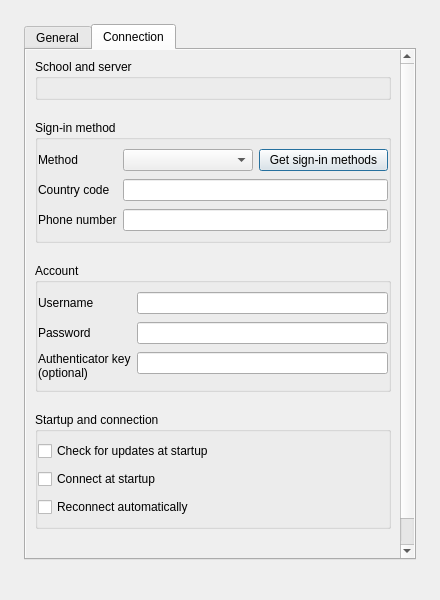
The window that presentation/dialogs/settingwindow/settingwindow.ui (wtalioy/JustConnect) describes before a commit, drawn with Qt 5.
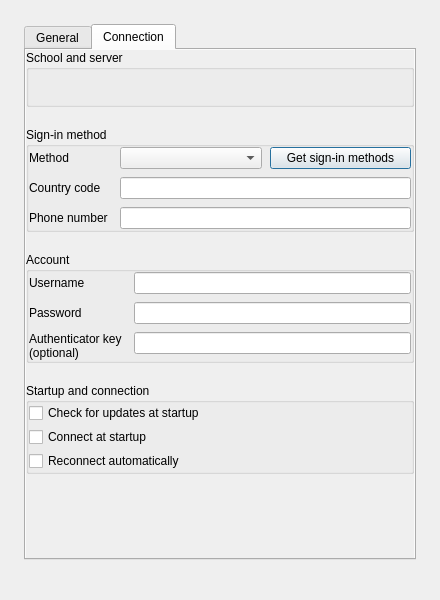
The same window after the commit. The open tabs and pages were chosen to show the change. Icons and pictures are not drawn.

Commit message: refactor: unify page spacing and settings field alignment

The edit to the form file:
```diff
--- a/presentation/dialogs/settingwindow/settingwindow.ui
+++ b/presentation/dialogs/settingwindow/settingwindow.ui
@@ -59,6 +59,15 @@
            <property name="rightMargin">
             <number>0</number>
            </property>
+           <property name="topMargin">
+            <number>0</number>
+           </property>
+           <property name="bottomMargin">
+            <number>0</number>
+           </property>
+           <property name="spacing">
+            <number>12</number>
+           </property>
           </layout>
          </widget>
         </item>
@@ -109,6 +118,9 @@
                   </property>
                  </widget>
                 </item>
+                <property name="spacing">
+                 <number>8</number>
+                </property>
                </layout>
               </widget>
              </item>
@@ -153,6 +165,24 @@
              <property name="verticalSpacing">
               <number>8</number>
              </property>
+             <property name="leftMargin">
+              <number>0</number>
+             </property>
+             <property name="topMargin">
+              <number>0</number>
+             </property>
+             <property name="rightMargin">
+              <number>0</number>
+             </property>
+             <property name="bottomMargin">
+              <number>0</number>
+             </property>
+             <property name="horizontalSpacing">
+              <number>12</number>
+             </property>
+             <property name="labelAlignment">
+              <set>Qt::AlignLeft|Qt::AlignVCenter</set>
+             </property>
             </layout>
            </item>
            <property name="leftMargin">
@@ -161,6 +191,15 @@
            <property name="rightMargin">
             <number>0</number>
            </property>
+           <property name="topMargin">
+            <number>0</number>
+           </property>
+           <property name="bottomMargin">
+            <number>0</number>
+           </property>
+           <property name="spacing">
+            <number>12</number>
+           </property>
           </layout>
          </widget>
         </item>
@@ -241,6 +280,18 @@
            <property name="rightMargin">
             <number>0</number>
            </property>
+           <property name="topMargin">
+            <number>0</number>
+           </property>
+           <property name="bottomMargin">
+            <number>0</number>
+           </property>
+           <property name="horizontalSpacing">
+            <number>12</number>
+           </property>
+           <property name="labelAlignment">
+            <set>Qt::AlignLeft|Qt::AlignVCenter</set>
+           </property>
           </layout>
          </widget>
         </item>
@@ -278,7 +329,7 @@
             <enum>QFormLayout::AllNonFixedFieldsGrow</enum>
            </property>
            <property name="verticalSpacing">
-            <number>8</number>
+            <number>4</number>
            </property>
            <property name="leftMargin">
             <number>0</number>
@@ -286,6 +337,18 @@
            <property name="rightMargin">
             <number>0</number>
            </property>
+           <property name="topMargin">
+            <number>0</number>
+           </property>
+           <property name="bottomMargin">
+            <number>0</number>
+           </property>
+           <property name="horizontalSpacing">
+            <number>12</number>
+           </property>
+           <property name="labelAlignment">
+            <set>Qt::AlignLeft|Qt::AlignVCenter</set>
+           </property>
           </layout>
          </widget>
         </item>
@@ -401,6 +464,9 @@
              </property>
             </spacer>
            </item>
+           <property name="spacing">
+            <number>8</number>
+           </property>
           </layout>
          </widget>
         </item>
@@ -417,6 +483,18 @@
           </property>
          </spacer>
         </item>
+        <property name="leftMargin">
+         <number>0</number>
+        </property>
+        <property name="topMargin">
+         <number>0</number>
+        </property>
+        <property name="rightMargin">
+         <number>0</number>
+        </property>
+        <property name="bottomMargin">
+         <number>0</number>
+        </property>
        </layout>
       </widget>
      </widget>
```
Left out of the diff: 12 changed lines with no effect on the pictures. The commit also changes 12 other files.
